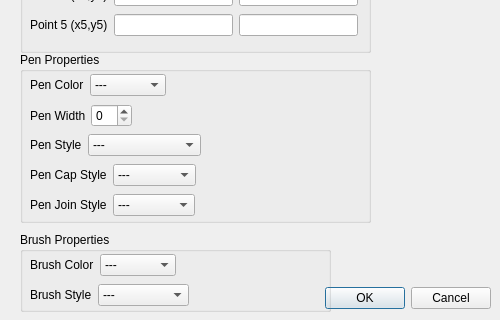
The window that QTPROJECT/addpolygon.ui (camwolff02/CS1C_2D_Graphics_Modeler) describes before a commit, drawn with Qt 5; both pictures show x 0 to 500 and y 168 to 488 of the 500 by 488 pixel window.
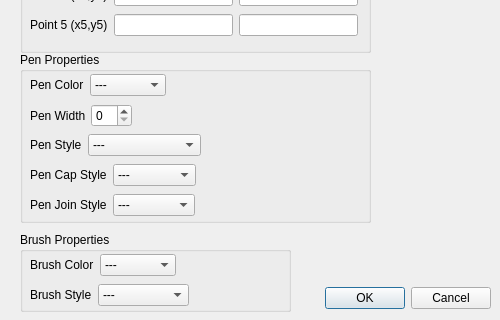
The same window after the commit.

Commit message: polygon and polyline ui linked

The edit to the form file:
```diff
--- a/QTPROJECT/addpolygon.ui
+++ b/QTPROJECT/addpolygon.ui
@@ -441,7 +441,7 @@
     <rect>
      <x>20</x>
      <y>400</y>
-     <width>311</width>
+     <width>271</width>
      <height>80</height>
     </rect>
    </property>
```
The commit also changes 3 other files.
